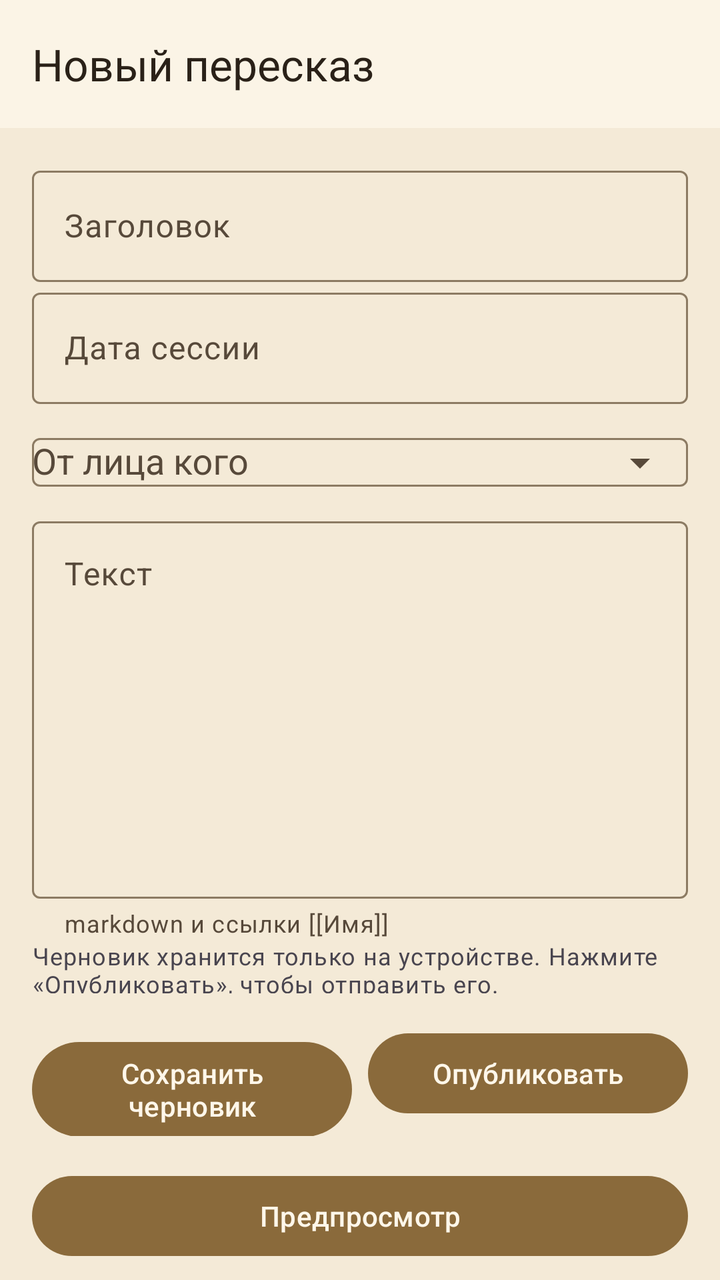
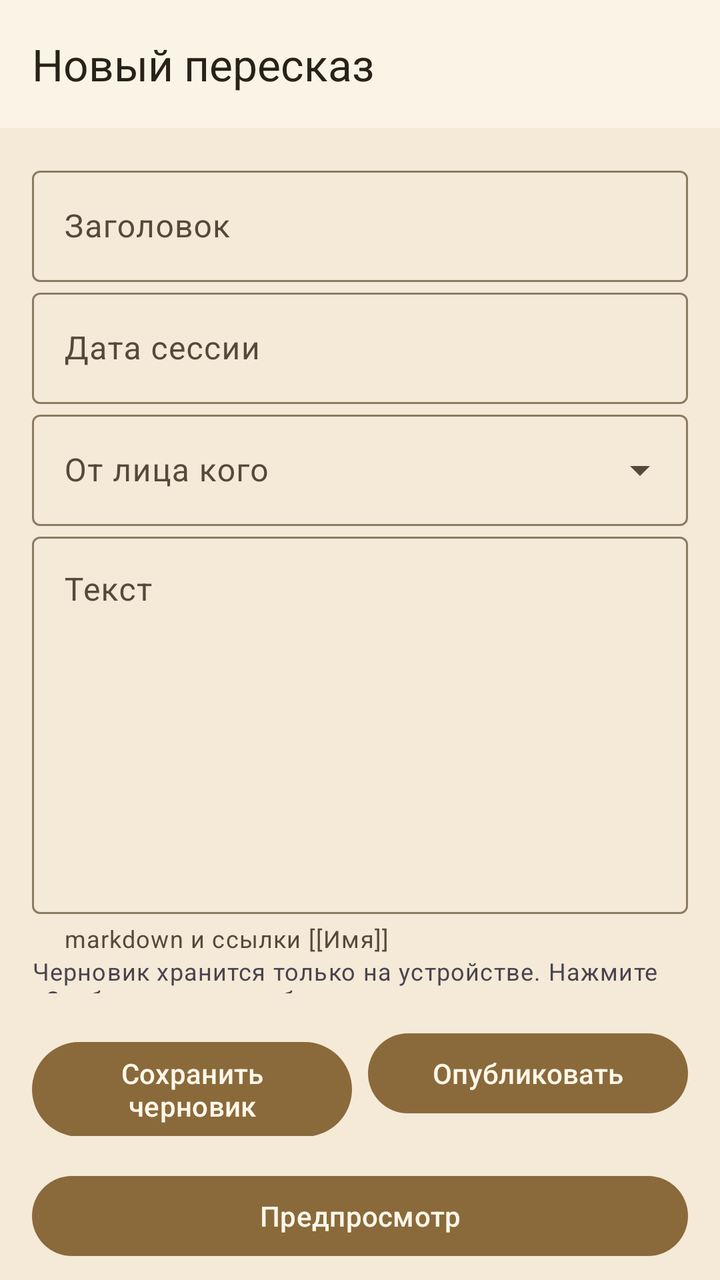

Two renders of the same Android screen: before a commit and after it. Below are the layout's source before the change and the commit's diff.
<!-- AndroidManifest.xml: application theme Theme.DnDMemory -->
<!-- res/layout/activity_retelling_edit.xml -->
<?xml version="1.0" encoding="utf-8"?>
<LinearLayout xmlns:android="http://schemas.android.com/apk/res/android"
    xmlns:app="http://schemas.android.com/apk/res-auto"
    android:layout_width="match_parent"
    android:layout_height="match_parent"
    android:orientation="vertical">

    <com.google.android.material.appbar.MaterialToolbar
        style="@style/Widget.DnDMemory.Toolbar"
        android:id="@+id/retelling_edit_toolbar"
        android:layout_width="match_parent"
        android:layout_height="?attr/actionBarSize"
        app:title="@string/retelling_edit_title_new" />

    <androidx.core.widget.NestedScrollView
        android:layout_width="match_parent"
        android:layout_height="0dp"
        android:layout_weight="1">

        <LinearLayout
            android:layout_width="match_parent"
            android:layout_height="wrap_content"
            android:orientation="vertical"
            android:padding="16dp">

            <com.google.android.material.textfield.TextInputLayout
                android:layout_width="match_parent"
                android:layout_height="wrap_content"
                android:hint="@string/retelling_field_title">

                <com.google.android.material.textfield.TextInputEditText
                    android:id="@+id/retelling_edit_title_input"
                    android:layout_width="match_parent"
                    android:layout_height="wrap_content"
                    android:inputType="textCapSentences"
                    android:maxLines="1" />
            </com.google.android.material.textfield.TextInputLayout>

            <com.google.android.material.textfield.TextInputLayout
                android:layout_width="match_parent"
                android:layout_height="wrap_content"
                android:hint="@string/retelling_field_date">

                <com.google.android.material.textfield.TextInputEditText
                    android:id="@+id/retelling_edit_date_input"
                    android:layout_width="match_parent"
                    android:layout_height="wrap_content"
                    android:inputType="date"
                    android:maxLines="1" />
            </com.google.android.material.textfield.TextInputLayout>

            <com.google.android.material.textfield.TextInputLayout
                android:layout_width="match_parent"
                android:layout_height="wrap_content"
                android:hint="@string/retelling_field_author"
                app:endIconMode="dropdown_menu">

                <com.google.android.material.textfield.MaterialAutoCompleteTextView
                    android:id="@+id/retelling_edit_author_input"
                    android:layout_width="match_parent"
                    android:layout_height="wrap_content"
                    android:inputType="none" />
            </com.google.android.material.textfield.TextInputLayout>

            <com.google.android.material.textfield.TextInputLayout
                android:layout_width="match_parent"
                android:layout_height="wrap_content"
                android:hint="@string/retelling_field_body"
                app:helperText="@string/retelling_field_body_hint">

                <com.google.android.material.textfield.TextInputEditText
                    android:id="@+id/retelling_edit_body_input"
                    android:layout_width="match_parent"
                    android:layout_height="wrap_content"
                    android:gravity="top"
                    android:inputType="textMultiLine|textCapSentences"
                    android:minLines="8" />
            </com.google.android.material.textfield.TextInputLayout>

            <TextView
                android:id="@+id/retelling_edit_preview"
                android:layout_width="match_parent"
                android:layout_height="wrap_content"
                android:padding="8dp"
                android:textAppearance="?attr/textAppearanceBodyLarge"
                android:visibility="gone" />

            <TextView
                android:id="@+id/retelling_edit_publish_hint"
                android:layout_width="match_parent"
                android:layout_height="wrap_content"
                android:text="@string/retelling_publish_hint"
                android:textAppearance="?attr/textAppearanceBodySmall" />
        </LinearLayout>
    </androidx.core.widget.NestedScrollView>

    <LinearLayout
        android:layout_width="match_parent"
        android:layout_height="wrap_content"
        android:orientation="horizontal"
        android:padding="16dp">

        <com.google.android.material.button.MaterialButton
            android:id="@+id/retelling_edit_save_draft"
            android:layout_width="0dp"
            android:layout_height="wrap_content"
            android:layout_weight="1"
            android:text="@string/action_save_draft" />

        <com.google.android.material.button.MaterialButton
            android:id="@+id/retelling_edit_publish"
            android:layout_width="0dp"
            android:layout_height="wrap_content"
            android:layout_weight="1"
            android:layout_marginStart="8dp"
            android:text="@string/action_publish" />
    </LinearLayout>

    <LinearLayout
        android:layout_width="match_parent"
        android:layout_height="wrap_content"
        android:orientation="horizontal"
        android:paddingStart="16dp"
        android:paddingEnd="16dp"
        android:paddingBottom="8dp">

        <com.google.android.material.button.MaterialButton
            android:id="@+id/retelling_edit_preview_toggle"
            android:layout_width="0dp"
            android:layout_height="wrap_content"
            android:layout_weight="1"
            android:text="@string/action_preview" />
    </LinearLayout>

    <ProgressBar
        android:id="@+id/retelling_edit_progress"
        android:layout_width="wrap_content"
        android:layout_height="wrap_content"
        android:layout_gravity="center_horizontal"
        android:visibility="gone" />
</LinearLayout>
<!-- resources referenced by this layout -->
<resources>
  <string name="action_preview">Предпросмотр</string>
  <string name="action_publish">Опубликовать</string>
  <string name="action_save_draft">Сохранить черновик</string>
  <string name="retelling_edit_title_new">Новый пересказ</string>
  <string name="retelling_field_author">От лица кого</string>
  <string name="retelling_field_body">Текст</string>
  <string name="retelling_field_body_hint">markdown и ссылки [[Имя]]</string>
  <string name="retelling_field_date">Дата сессии</string>
  <string name="retelling_field_title">Заголовок</string>
  <string name="retelling_publish_hint">Черновик хранится только на устройстве. Нажмите «Опубликовать», чтобы отправить его.</string>
  <style name="Widget.DnDMemory.Toolbar" parent="Widget.Material3.Toolbar">
          <item name="android:background">?attr/colorSurface</item>
          <item name="titleTextColor">?attr/colorOnSurface</item>
      </style>
  <style name="Theme.DnDMemory" parent="Theme.Material3.DayNight.NoActionBar">
          <item name="colorPrimary">@color/colorPrimary</item>
          <item name="colorPrimaryDark">@color/colorPrimaryDark</item>
          <item name="colorOnPrimary">@color/colorOnPrimary</item>
          <item name="colorPrimaryContainer">@color/colorPrimaryContainer</item>
          <item name="colorOnPrimaryContainer">@color/colorOnPrimaryContainer</item>
          <item name="colorSecondary">@color/colorSecondary</item>
          <item name="colorOnSecondary">@color/colorOnSecondary</item>
          <item name="colorSurface">@color/colorSurface</item>
          <item name="colorOnSurface">@color/colorOnSurface</item>
          <item name="colorSurfaceVariant">@color/colorSurfaceVariant</item>
          <item name="colorOnSurfaceVariant">@color/colorOnSurfaceVariant</item>
          <item name="android:colorBackground">@color/colorBackground</item>
          <item name="colorOnBackground">@color/colorOnBackground</item>
          <item name="colorError">@color/colorError</item>
          <item name="colorOnError">@color/colorOnError</item>
          <item name="colorOutline">@color/colorOutline</item>
          <item name="android:statusBarColor">@color/colorPrimaryDark</item>
          <item name="android:navigationBarColor">@color/colorBackground</item>
          <item name="android:windowBackground">@color/colorBackground</item>
      </style>
  <color name="colorPrimary">#8A6A3B</color>
  <color name="colorPrimaryDark">#5E4525</color>
  <color name="colorOnPrimary">#FFF7EA</color>
  <color name="colorPrimaryContainer">#EBDCC2</color>
  <color name="colorOnPrimaryContainer">#3A2A14</color>
  <color name="colorSecondary">#B98B2E</color>
  <color name="colorOnSecondary">#FFF8EA</color>
  <color name="colorSurface">#FBF4E6</color>
  <color name="colorOnSurface">#2A2118</color>
  <color name="colorSurfaceVariant">#EEE0C6</color>
  <color name="colorOnSurfaceVariant">#57493A</color>
  <color name="colorBackground">#F4EAD7</color>
  <color name="colorOnBackground">#2A2118</color>
  <color name="colorError">#A3231C</color>
  <color name="colorOnError">#FFFFFF</color>
  <color name="colorOutline">#8C7B63</color>
</resources>

<!-- the commit's change to res/layout/activity_retelling_edit.xml (unified diff, before → after) -->
@@ -50,6 +50,7 @@
             </com.google.android.material.textfield.TextInputLayout>
 
             <com.google.android.material.textfield.TextInputLayout
+                style="@style/Widget.Material3.TextInputLayout.OutlinedBox.ExposedDropdownMenu"
                 android:layout_width="match_parent"
                 android:layout_height="wrap_content"
                 android:hint="@string/retelling_field_author"
